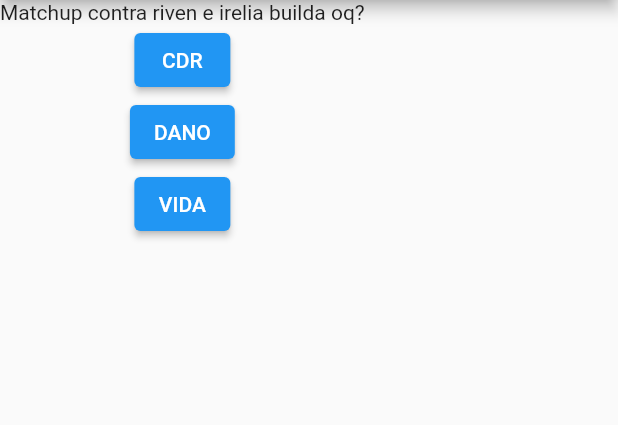
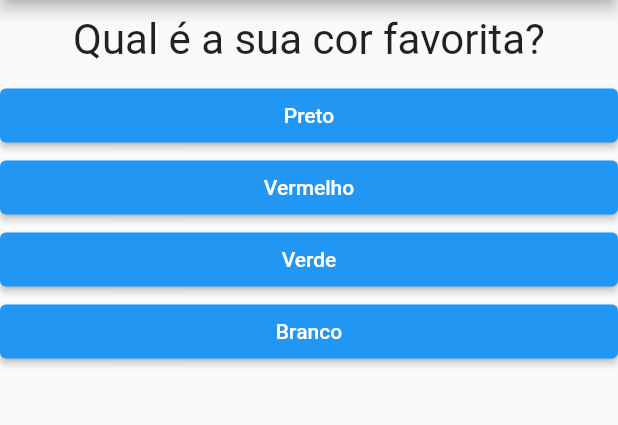
Before and after one commit to LeandroTheDev/FirstMobileApp, a Flutter app: the screen it shows after launch, on a phone screen of 412 x 824 dp, the part 84-509 px from its top. Run offline on Flutter 3.47's test engine with Material 2 defaults, Android fonts, the phone set to English and light mode, and no system bars.

Commit message:
Add files via upload

```diff
--- a/lib/main.dart
+++ b/lib/main.dart
@@ -1,57 +1,85 @@
-// ignore_for_file: camel_case_types, prefer_const_constructors, prefer_const_literals_to_create_immutables
-
 import 'package:flutter/material.dart';
+import './questionario.dart';
+import './resultado.dart';
 
 void main() {
-  runApp(meuApp());
+  runApp(const PerguntaApp());
 }
 
-class meuApp extends StatefulWidget {
-  const meuApp({Key? key}) : super(key: key);
+class PerguntaApp extends StatefulWidget {
+  const PerguntaApp({Key? key}) : super(key: key);
 
   @override
-  State<meuApp> createState() => meuAppBody();
+  State<PerguntaApp> createState() => _PerguntaAppState();
 }
 
-class meuAppBody extends State<meuApp> {
+class _PerguntaAppState extends State<PerguntaApp> {
+  var _perguntaSelecionada = 0;
+  var _pontuacaoTotal = 0;
+  final _perguntas = const [
+    {
+      'texto': 'Qual é a sua cor favorita?',
+      'respostas': [
+        {'texto': 'Preto', 'pontuacao': 10},
+        {'texto': 'Vermelho', 'pontuacao': 5},
+        {'texto': 'Verde', 'pontuacao': 3},
+        {'texto': 'Branco', 'pontuacao': 1},
+      ],
+    },
+    {
+      'texto': 'Qual é o seu animal favorito?',
+      'respostas': [
+        {'texto': 'Coelho', 'pontuacao': 10},
+        {'texto': 'Cobra', 'pontuacao': 5},
+        {'texto': 'Elefante', 'pontuacao': 3},
+        {'texto': 'Leão', 'pontuacao': 1},
+      ],
+    },
+    {
+      'texto': 'Qual é o seu instrutor favorito?',
+      'respostas': [
+        {'texto': 'Leo', 'pontuacao': 10},
+        {'texto': 'Maria', 'pontuacao': 5},
+        {'texto': 'João', 'pontuacao': 3},
+        {'texto': 'Pedro', 'pontuacao': 1},
+      ],
+    }
+  ];
 
-  int NumPerguntas = 0;
+  void _responder(int pontuacao) {
+    if (temPerguntaSelecionada) {
+      setState(() {
+        _perguntaSelecionada++;
+        _pontuacaoTotal += pontuacao;
+      });
+    }
+  }
 
-  void responder() {
+  void _reiniciarQuestionario() {
     setState(() {
-      NumPerguntas++;
+      _perguntaSelecionada = 0;
+      _pontuacaoTotal = 0;
     });
   }
 
+  bool get temPerguntaSelecionada {
+    return _perguntaSelecionada < _perguntas.length;
+  }
+
   @override
-    final Perguntas = [
-    "Matchup contra riven e irelia builda oq?",
-    "Matchup de gp contra yorick lixera build arco ou garra?"
-  ];
-
   Widget build(BuildContext context) {
-return MaterialApp(
+    return MaterialApp(
       home: Scaffold(
         appBar: AppBar(
-          title: const Text("Perguntas"),
+          title: const Text('Perguntas'),
         ),
-        body: Column(
-          children: [
-            Text(Perguntas[NumPerguntas]),
-             ElevatedButton(
-              child: Text('CDR'),
-              onPressed: responder,
-            ),
-            ElevatedButton(
-              child: Text('DANO'),
-              onPressed: responder,
-            ),
-            ElevatedButton(
-              child: Text('VIDA'),
-              onPressed: responder,
-            ),
-          ],
-        ),
+        body: temPerguntaSelecionada
+            ? Questionario(
+                perguntas: _perguntas,
+                perguntaSelecionada: _perguntaSelecionada,
+                quandoResponder: _responder,
+              )
+            : Resultado(_pontuacaoTotal, _reiniciarQuestionario),
       ),
     );
   }
--- /dev/null
+++ b/lib/questao.dart
@@ -0,0 +1,20 @@
+import 'package:flutter/material.dart';
+
+class Questao extends StatelessWidget {
+  final String texto;
+
+  const Questao(this.texto, {Key? key}) : super(key: key);
+
+  @override
+  Widget build(BuildContext context) {
+    return Container(
+      width: double.infinity,
+      margin: const EdgeInsets.all(10),
+      child: Text(
+        texto,
+        style: const TextStyle(fontSize: 28),
+        textAlign: TextAlign.center,
+      ),
+    );
+  }
+}
--- /dev/null
+++ b/lib/questionario.dart
@@ -0,0 +1,39 @@
+import 'package:flutter/material.dart';
+import './questao.dart';
+import './resposta.dart';
+
+class Questionario extends StatelessWidget {
+  final List<Map<String, Object>> perguntas;
+  final int perguntaSelecionada;
+  final void Function(int) quandoResponder;
+
+  const Questionario({
+    Key? key,
+    required this.perguntas,
+    required this.perguntaSelecionada,
+    required this.quandoResponder,
+  }) : super(key: key);
+
+  bool get temPerguntaSelecionada {
+    return perguntaSelecionada < perguntas.length;
+  }
+
+  @override
+  Widget build(BuildContext context) {
+    List<Map<String, Object>> respostas = temPerguntaSelecionada
+        ? perguntas[perguntaSelecionada].cast()['respostas']
+        : [];
+
+    return Column(
+      children: <Widget>[
+        Questao(perguntas[perguntaSelecionada]['texto'].toString()),
+        ...respostas.map((resp) {
+          return Resposta(
+            resp['texto'].toString(),
+            () => quandoResponder(int.parse(resp['pontuacao'].toString())),
+          );
+        }).toList(),
+      ],
+    );
+  }
+}
--- /dev/null
+++ b/lib/resposta.dart
@@ -0,0 +1,28 @@
+import 'package:flutter/material.dart';
+
+class Resposta extends StatelessWidget {
+  final String texto;
+  final void Function() quandoSelecionado;
+
+  const Resposta(this.texto, this.quandoSelecionado, {Key? key})
+      : super(key: key);
+
+  @override
+  Widget build(BuildContext context) {
+    return SizedBox(
+      width: double.infinity,
+      child: ElevatedButton(
+        style: ElevatedButton.styleFrom(
+          primary: Colors.blue,
+        ),
+        child: Text(
+          texto,
+          style: const TextStyle(
+            color: Colors.white,
+          ),
+        ),
+        onPressed: quandoSelecionado,
+      ),
+    );
+  }
+}
```
Also changed, not shown: lib/resultado.dart (added, +46 -0 lines).
